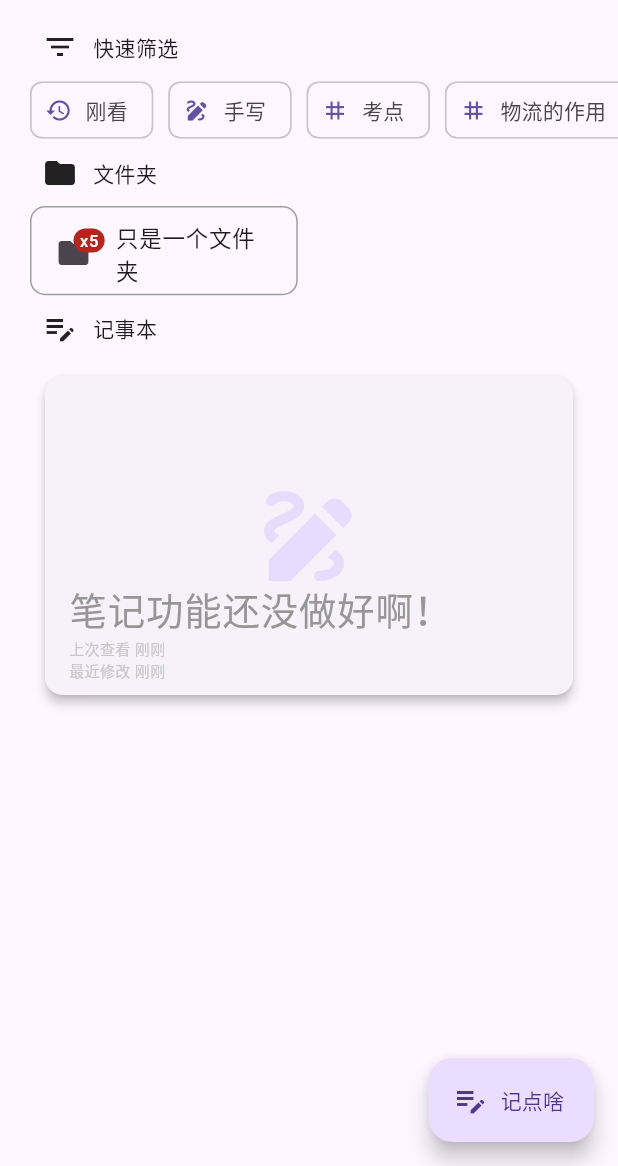
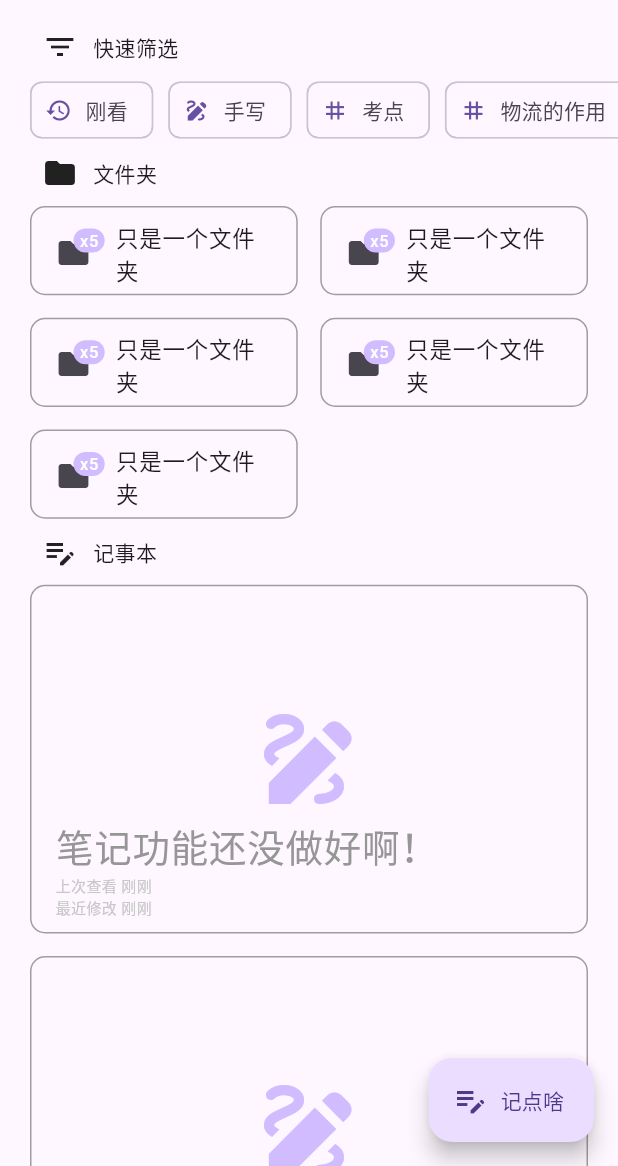
Before and after one commit to TaoEngine/notepad_forwangtao_android, a Flutter app: the screen it shows after launch, on a phone screen of 412 x 824 dp, the part 70-1236 px from its top. Run offline on Flutter 3.47's test engine with Material 3 defaults, Android fonts, the phone set to English and light mode, and no system bars; drawn by our look-alikes of dynamic_color; our stand-ins replace isar; accounts and stored records are empty; generated files the repository leaves out were written again.

Commit message:
主页做好了✌️马上就能着手记事本逻辑的开发了

````diff
--- a/lib/pages/main_page/notepads.dart
+++ b/lib/pages/main_page/notepads.dart
@@ -87,6 +87,30 @@
                   'notepadsCount': 5
                 },
               ),
+              FolderPreviewWidget(
+                importFolderInfo: const {
+                  'folderName': '只是一个文件夹',
+                  'notepadsCount': 5
+                },
+              ),
+              FolderPreviewWidget(
+                importFolderInfo: const {
+                  'folderName': '只是一个文件夹',
+                  'notepadsCount': 5
+                },
+              ),
+              FolderPreviewWidget(
+                importFolderInfo: const {
+                  'folderName': '只是一个文件夹',
+                  'notepadsCount': 5
+                },
+              ),
+              FolderPreviewWidget(
+                importFolderInfo: const {
+                  'folderName': '只是一个文件夹',
+                  'notepadsCount': 5
+                },
+              ),
             ],
           ),
         ),
@@ -116,11 +140,29 @@
             crossAxisCount: 1,
             childAspectRatio: 16 / 10,
             children: <Widget>[
-              NotebookPreviewCard(importNotebookInfo: {
-                'NotebookName': '笔记功能还没做好啊！',
-                'NotebookType': 0,
-                'LastViewTime': DateTime.now(),
-                'LastEditTime': DateTime.now(),
+              NotepadPreviewCard(importNotepadInfo: {
+                'notepadName': '笔记功能还没做好啊！',
+                'notepadType': 0,
+                'lastViewTime': DateTime.now(),
+                'lastEditTime': DateTime.now(),
+              }),
+              NotepadPreviewCard(importNotepadInfo: {
+                'notepadName': '笔记功能还没做好啊！',
+                'notepadType': 0,
+                'lastViewTime': DateTime.now(),
+                'lastEditTime': DateTime.now(),
+              }),
+              NotepadPreviewCard(importNotepadInfo: {
+                'notepadName': '笔记功能还没做好啊！',
+                'notepadType': 0,
+                'lastViewTime': DateTime.now(),
+                'lastEditTime': DateTime.now(),
+              }),
+              NotepadPreviewCard(importNotepadInfo: {
+                'notepadName': '笔记功能还没做好啊！',
+                'notepadType': 0,
+                'lastViewTime': DateTime.now(),
+                'lastEditTime': DateTime.now(),
               })
             ],
           ),
--- a/lib/widget/main_page/notepads/folder_card.dart
+++ b/lib/widget/main_page/notepads/folder_card.dart
@@ -1,38 +1,4 @@
 part of '../notepads.dart';
-
-class FolderPreviewWidgetOld extends StatelessWidget {
-  /// 文件夹预览卡片
-  const FolderPreviewWidgetOld({super.key});
-
-  @override
-  Widget build(BuildContext context) {
-    return Card(
-      clipBehavior: Clip.antiAlias,
-      child: InkWell(
-        borderRadius: BorderRadius.circular(10),
-        onTap: () => {},
-        onLongPress: () => {},
-        child: ConstrainedBox(
-          constraints: const BoxConstraints(
-              minWidth: 100, minHeight: 25, maxWidth: 200, maxHeight: 50),
-          child: const Align(
-            alignment: Alignment.center,
-            child: ListTile(
-              leading: Icon(
-                Icons.folder,
-                size: 25,
-              ),
-              title: Text(
-                '物流装备代表',
-                style: TextStyle(fontSize: 13),
-              ),
-            ),
-          ),
-        ),
-      ),
-    );
-  }
-}
 
 class FolderPreviewWidget extends StatelessWidget {
   final String folderName;
@@ -58,6 +24,7 @@
           alignment: Alignment.center,
           child: ListTile(
             leading: Badge(
+              backgroundColor: Theme.of(context).colorScheme.inversePrimary,
               label: Text('x$notepadsCount'),
               child: const Icon(Icons.folder),
             ),
--- a/lib/widget/main_page/notepads/notepad_card.dart
+++ b/lib/widget/main_page/notepads/notepad_card.dart
@@ -1,109 +1,16 @@
 part of '../notepads.dart';
 
-class NotebookPreviewCard extends StatefulWidget {
-  //初始化导入的记事本信息
-  final String notebookName;
-  final int notebookType;
+class NotepadPreviewCard extends StatefulWidget {
+  /// 记事本名字
+  final String notepadName;
+
+  /// 记事本类型
+  final int notepadType;
+
+  /// 上次打开信息
   final DateTime lastViewTime;
-  final DateTime lastEditTime;
 
-  /// 记事本预览卡片
-  ///
-  /// 通过引入**记事本信息**从而显示记事本的预览，需要传入的信息有：
-  /// - `NotebookName`: 记事本名字
-  /// - `NotebookType`: 记事本类型
-  /// - `LastViewTime`: 上次查看信息
-  /// - `LastEditTime`: 上次修改信息
-  ///
-  /// 给个模板哈:
-  /// ```dart
-  /// NotebookPreviewWidget(importNotebookInfo: {
-  ///   'NotebookName': '物流装备',
-  ///   'NotebookType': 1,
-  ///   'LastViewTime': 时间戳,
-  ///   'LastEditTime': 时间戳,
-  /// }),
-  /// ```
-  NotebookPreviewCard({super.key, required this.importNotebookInfo})
-      : notebookName = importNotebookInfo['NotebookName'],
-        notebookType = importNotebookInfo['NotebookType'],
-        lastViewTime = importNotebookInfo['LastViewTime'],
-        lastEditTime = importNotebookInfo['LastEditTime'];
-
-  /// 预览信息 [Map] :
-  ///
-  /// - `NotebookName`: 记事本名字 [String]
-  /// - `NotebookType`: 记事本类型 [int]
-  ///   - "0"表示 **手写** 记事本
-  ///   - "1"表示 **Markdown** 记事本
-  ///   - "2"表示 **PDF注记** 记事本
-  /// - `LastViewTime`: 上次查看信息的**时间戳** [DateTime]
-  /// - `LastEditTime`: 上次修改信息的**时间戳** [DateTime]
-  final Map importNotebookInfo;
-
-  /// 在面对不同笔记类型的情况下指定记事本的路由位置，然后就能更好的进入不同功能的记事本了
-  /// - `NotebookType`: 记事本类型 [int]
-  ///   - "0"表示 **手写** 记事本
-  ///   - "1"表示 **Markdown** 记事本
-  ///   - "2"表示 **PDF注记** 记事本
-  String noteRouter(int notebookType) {
-    String noteRouter = '/note/markdown';
-    switch (notebookType) {
-      case 0:
-        noteRouter = '/note/handwriting';
-        break;
-      case 1:
-        noteRouter = '/note/markdown';
-        break;
-      case 2:
-        noteRouter = '/note/pdf';
-        break;
-    }
-    return noteRouter;
-  }
-
-  /// 记事本预览卡片的触摸事件
-  ///
-  /// 需要引入child作为记事本本体的子元素
-  /// - 点按进入相应记事本
-  /// - 长按设置相应记事本
-  InkWell cardTouch(context, Widget? child, String noteEditRoute) => InkWell(
-        borderRadius: BorderRadius.circular(10),
-        onTap: () => Navigator.pushNamed(context, noteEditRoute),
-        onLongPress: () => notebookPreviewSetDialog(context),
-        child: child,
-      );
-
-  @override
-  State<NotebookPreviewCard> createState() => _NotebookPreviewCardState();
-}
-
-class _NotebookPreviewCardState extends State<NotebookPreviewCard> {
-  @override
-  Widget build(BuildContext context) {
-    /// 记事本预览卡片本体
-    InkWell cardtouch = widget.cardTouch(
-        context,
-        NotebookPreviewCardBoxView(
-            notebookName: widget.notebookName,
-            notebookType: widget.notebookType,
-            lastViewTime: widget.lastViewTime,
-            lastEditTime: widget.lastEditTime),
-        widget.noteRouter(widget.notebookType));
-    Card noteCard = Card(
-        elevation: 3,
-        clipBehavior: Clip.antiAlias,
-        margin: const EdgeInsets.all(10),
-        child: cardtouch);
-    return noteCard;
-  }
-}
-
-class NotebookPreviewCardBoxView extends StatelessWidget {
-  //初始化导入的记事本信息
-  final String notebookName;
-  final int notebookType;
-  final DateTime lastViewTime;
+  /// 上次修改信息
   final DateTime lastEditTime;
 
   /// 记事本预览卡片的布局组件
@@ -111,18 +18,54 @@
   /// - 卡片正文: 记事本的正文缩略图
   /// - 卡片左下角大字: 记事本名称
   /// - 卡片左下角小字: 记事本的编辑时间和查看时间
+  NotepadPreviewCard({super.key, required this.importNotepadInfo})
+      : notepadName = importNotepadInfo['notepadName'],
+        notepadType = importNotepadInfo['notepadType'],
+        lastViewTime = importNotepadInfo['lastViewTime'],
+        lastEditTime = importNotepadInfo['lastEditTime'];
+
+  /// 记事本的预览信息
   ///
-  /// 通过引入**记事本信息**从而显示记事本的预览，需要传入的信息有：
-  /// - `NotebookName`: 记事本名字
-  /// - `NotebookType`: 记事本类型
-  /// - `LastViewTime`: 上次查看信息
-  /// - `LastEditTime`: 上次修改信息
-  const NotebookPreviewCardBoxView(
-      {super.key,
-      required this.notebookName,
-      required this.notebookType,
-      required this.lastViewTime,
-      required this.lastEditTime});
+  /// 该卡片可以展示记事本的名称、类型、各时间及记事本预览（最重要），因此需要包含这些关键因素：
+  ///
+  /// - `notepadName`: 记事本名字 [String]
+  /// - `notepadType`: 记事本类型 [int]
+  ///   - "0"表示 **手写** 记事本
+  ///   - "1"表示 **Markdown** 记事本
+  ///   - "2"表示 **PDF注记** 记事本
+  /// - `lastViewTime`: 上次查看信息的**时间戳** [DateTime]
+  /// - `lastEditTime`: 上次修改信息的**时间戳** [DateTime]
+  ///
+  /// 模板：
+  /// ```dart
+  /// NotepadPreviewCard(importNotepadInfo: {
+  ///   'notepadName': '记事本标题',
+  ///   'notepadType': 0,
+  ///   'lastViewTime': DateTime.now(),
+  ///   'lastEditTime': DateTime.now(),
+  /// }),
+  /// ```
+  final Map<String, dynamic> importNotepadInfo;
+
+  @override
+  State<NotepadPreviewCard> createState() => _NotepadPreviewCardState();
+}
+
+class _NotepadPreviewCardState extends State<NotepadPreviewCard> {
+  @override
+  Widget build(BuildContext context) {
+    // 定义记事本的路由位置
+    String notepadRouter(int notepadType) {
+      switch (notepadType) {
+        case 0:
+          return '/note/handwriting';
+        case 1:
+          return '/note/markdown';
+        case 2:
+          return '/note/pdf';
+      }
+      return '/note/markdown';
+    }
 
     /// 在面对不同笔记类型的情况下可以切换底纹来表示打开的文件
     IconData? cardBackground(int notebookType) {
@@ -141,34 +84,31 @@
       return cardBackground;
     }
 
-  @override
-  Widget build(BuildContext context) {
     // 将时间转换为更便于查看的时间格式
-    String lastViewTimeEasyRead = formatEasyreadTime(lastViewTime);
-    String lastEditTimeEasyRead = formatEasyreadTime(lastEditTime);
+    String lastViewTimeEasyRead = formatEasyreadTime(widget.lastViewTime);
+    String lastEditTimeEasyRead = formatEasyreadTime(widget.lastEditTime);
 
-    // 返回布局文件
-    return ConstrainedBox(
-        constraints: const BoxConstraints(
-            minWidth: 200, minHeight: 125, maxWidth: 320, maxHeight: 200),
+    return Container(
+      decoration: BoxDecoration(
+          borderRadius: BorderRadius.circular(10),
+          border: Border.all(width: 1, color: Colors.grey)),
+      child: InkWell(
+        borderRadius: BorderRadius.circular(10),
+        onTap: () => {},
+        onLongPress: () => {},
         child: Stack(
           children: [
             Align(
               alignment: Alignment.center,
-              child: Icon(
-                cardBackground(notebookType),
+              child: Icon(cardBackground(widget.notepadType),
                   size: 80,
-                color: Theme.of(context)
-                    .colorScheme
-                    .inversePrimary
-                    .withOpacity(0.4),
-              ),
+                  color: Theme.of(context).colorScheme.inversePrimary),
             ),
             Align(
               alignment: Alignment.bottomLeft,
               child: ListTile(
                 title: Text(
-                  notebookName,
+                  widget.notepadName,
                   style: const TextStyle(
                       color: Color.fromARGB(255, 150, 150, 150), fontSize: 25),
                 ),
@@ -180,6 +120,8 @@
               ),
             ),
           ],
-        ));
+        ),
+      ),
+    );
   }
 }
````
Lines whose indentation alone changed are shown as unchanged.
